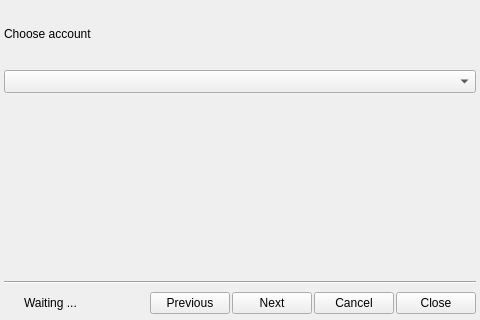
This is share/skins/default/joinmucwizard.ui in itds-consulting/yate as Qt 5 draws it before an edit. The edited form follows.
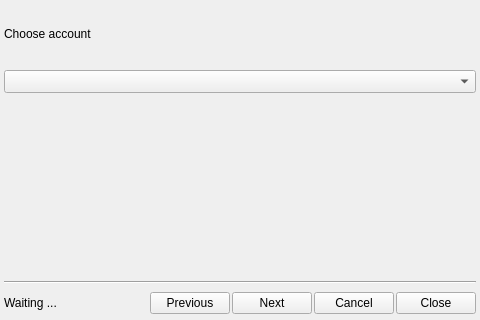
This is the edited form. Icons and pictures are not drawn.

Commit message: Display the target when querying a domain for conference server(s) and a conference server for available rooms.

Diff of the .ui file:
```diff
--- a/share/skins/default/joinmucwizard.ui
+++ b/share/skins/default/joinmucwizard.ui
@@ -900,32 +900,7 @@
          <number>0</number>
         </property>
         <item>
-         <widget class="QLabel" name="label_5" >
-          <property name="sizePolicy" >
-           <sizepolicy vsizetype="Expanding" hsizetype="Fixed" >
-            <horstretch>0</horstretch>
-            <verstretch>0</verstretch>
-           </sizepolicy>
-          </property>
-          <property name="minimumSize" >
-           <size>
-            <width>16</width>
-            <height>0</height>
-           </size>
-          </property>
-          <property name="maximumSize" >
-           <size>
-            <width>16</width>
-            <height>16777215</height>
-           </size>
-          </property>
-          <property name="alignment" >
-           <set>Qt::AlignCenter</set>
-          </property>
-         </widget>
-        </item>
-        <item>
-         <widget class="QLabel" name="label_6" >
+         <widget class="QLabel" name="progress_text" >
           <property name="sizePolicy" >
            <sizepolicy vsizetype="Expanding" hsizetype="Expanding" >
             <horstretch>0</horstretch>
@@ -935,6 +910,9 @@
           <property name="text" >
            <string>Waiting ...</string>
           </property>
+          <property name="wordWrap" >
+           <bool>true</bool>
+          </property>
          </widget>
         </item>
        </layout>
@@ -945,6 +923,9 @@
        <property name="orientation" >
         <enum>Qt::Horizontal</enum>
        </property>
+       <property name="sizeType" >
+        <enum>QSizePolicy::Minimum</enum>
+       </property>
        <property name="sizeHint" >
         <size>
          <width>40</width>
```
The commit also changes 1 other file.
